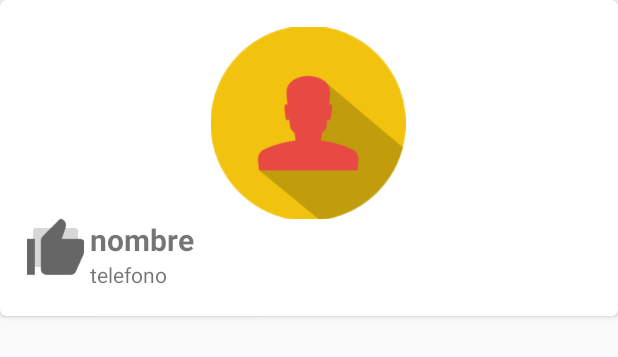
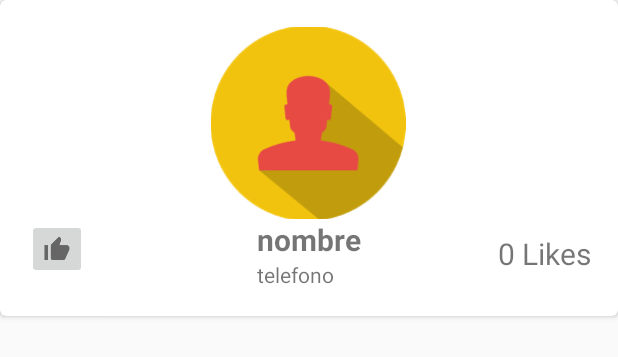
Before and after one commit to luisbenitez02/MisContactos, an Android app: the layout cardview_contacto.xml on its own in the app's theme, with its tools: preview values and no code run, on a phone screen of 412 x 824 dp. Shown: the top 357 px of the screen. Run offline under Robolectric (Android 15) with nearby library versions, the phone set to English and light mode, and no system bars.

Commit message:
Agregado likes (no funcional)
Agregamos text view de likes que llenaremos luego con datos de la BD

```diff
--- a/app/src/main/java/com/example/luisb/miscontactos/adapter/ContactoAdaptador.java
+++ b/app/src/main/java/com/example/luisb/miscontactos/adapter/ContactoAdaptador.java
@@ -55,6 +55,8 @@ public class ContactoAdaptador extends RecyclerView.Adapter<ContactoAdaptador.Co
         contactoViewHolder.imgFoto.setImageResource(contacto.getFoto());
         contactoViewHolder.tvNombreCV.setText(contacto.getNombre());
         contactoViewHolder.tvtelefonoCV.setText(contacto.getTelefono());
+        contactoViewHolder.tvLikes.setText(String.valueOf(contacto.getLikes()) + " Likes");//parseamos int a string
+
 
         /* Vamos a hacer que cada uno de nuestros items seal ckicleables */
         contactoViewHolder.imgFoto.setOnClickListener(new View.OnClickListener(){
@@ -99,6 +101,7 @@ public class ContactoAdaptador extends RecyclerView.Adapter<ContactoAdaptador.Co
         private TextView tvNombreCV;
         private  TextView tvtelefonoCV;
         private ImageButton btnLike;
+        private TextView tvLikes;
 
         public ContactoViewHolder(View itemView) {
             super(itemView);
@@ -107,6 +110,8 @@ public class ContactoAdaptador extends RecyclerView.Adapter<ContactoAdaptador.Co
             tvNombreCV      = (TextView) itemView.findViewById(R.id.tvNombreCV);
             tvtelefonoCV    = (TextView) itemView.findViewById(R.id.tvTelefonoCV);
             btnLike = (ImageButton) itemView.findViewById(R.id.btnLike);
+            tvLikes    = (TextView) itemView.findViewById(R.id.tvLikes);
+
         }
     }
 }
--- a/app/src/main/res/layout/cardview_contacto.xml
+++ b/app/src/main/res/layout/cardview_contacto.xml
@@ -22,22 +22,23 @@
             android:scaleType="centerCrop"
             android:layout_gravity="center_horizontal"/>
 
-        <LinearLayout
+        <RelativeLayout
             android:layout_width="match_parent"
-            android:layout_height="wrap_content"
-            android:orientation="horizontal">
+            android:layout_height="wrap_content">
 
             <ImageButton
+                android:id="@+id/btnLike"
                 android:layout_width="@dimen/image_buton"
                 android:layout_height="@dimen/image_buton"
+                android:scaleType="centerCrop"
                 android:src="@drawable/like"
-                android:id="@+id/btnLike"/>
+                android:layout_alignParentStart="true"/>
 
             <LinearLayout
                 android:layout_width="wrap_content"
                 android:layout_height="wrap_content"
                 android:orientation="vertical"
-                android:layout_marginStart="@dimen/bordes">
+                android:layout_centerHorizontal="true">
 
                 <TextView
                     android:id="@+id/tvNombreCV"
@@ -55,7 +56,16 @@
 
             </LinearLayout>
 
-        </LinearLayout>
+            <TextView
+                android:id="@+id/tvLikes"
+                android:layout_width="wrap_content"
+                android:layout_height="wrap_content"
+                android:text="@string/plikes"
+                android:textSize="@dimen/nombre_cardview"
+                android:layout_alignParentEnd="true"
+                android:layout_centerVertical="true"/>
+
+        </RelativeLayout>
 
     </LinearLayout>
 
--- a/app/src/main/res/values/dimens.xml
+++ b/app/src/main/res/values/dimens.xml
@@ -13,7 +13,7 @@
     <dimen name="espacio_card">8dp</dimen>
     <dimen name="padding_recycler">18dp</dimen>
     <dimen name="margin_lados_main">5dp</dimen>
-    <dimen name="image_buton">38dp</dimen>
+    <dimen name="image_buton">40dp</dimen>
 
     <dimen name="actionbar">4dp</dimen>
     <dimen name="padding_detalle">6dp</dimen>
--- a/app/src/main/res/values/strings.xml
+++ b/app/src/main/res/values/strings.xml
@@ -15,4 +15,6 @@
     <string name="hello_blank_fragment">Hello blank fragment</string>
     <string name="title_activity_mio">mio</string>
 
+    <string name="plikes">0 Likes</string>
+
 </resources>
```
Also changed, not shown: app/src/main/java/com/example/luisb/miscontactos/fragment/IRecyclerViewFragmentView.java (added, +10 -0 lines), app/src/main/java/com/example/luisb/miscontactos/fragment/RecyclerViewFragment.java (+5 -5 lines), app/src/main/java/com/example/luisb/miscontactos/pojo/Contacto.java (+20 -1 lines).
